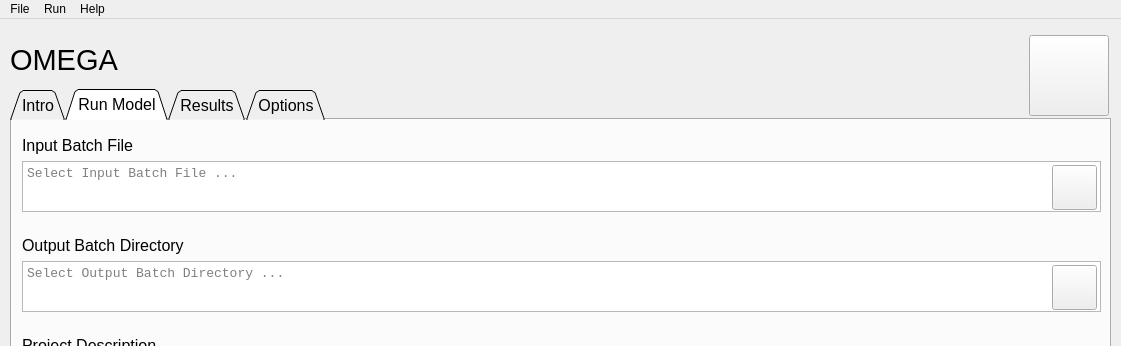
Before: the Qt Designer form omega_gui/elements/omega_gui_qt.ui in USEPA/EPA_OMEGA_Model, drawn with Qt 5; both pictures show x 0 to 1121 and y 0 to 346 of the 1121 by 787 pixel window.
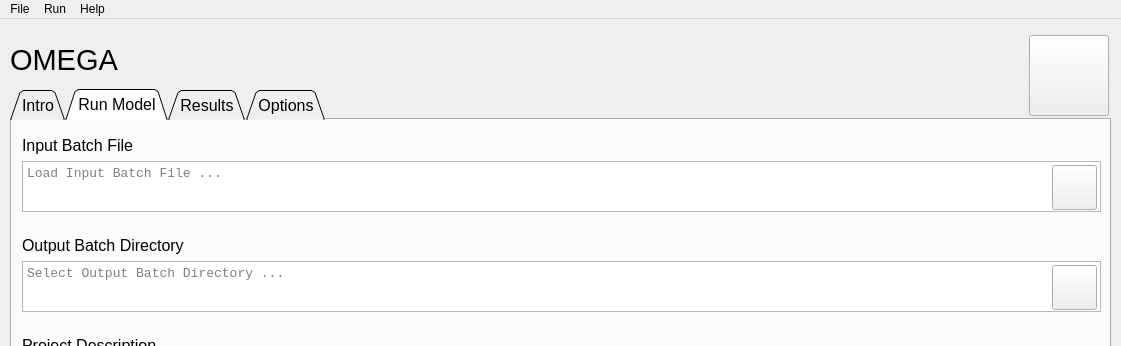
After: the same form once the commit is applied.

What changed in the file:
```diff
--- a/omega_gui/elements/omega_gui_qt.ui
+++ b/omega_gui/elements/omega_gui_qt.ui
@@ -176,7 +176,7 @@
        <string>Select Input Batch File</string>
       </property>
       <property name="placeholderText">
-       <string>Select Input Batch File ...</string>
+       <string>Load Input Batch File ...</string>
       </property>
      </widget>
      <widget class="QLabel" name="output_batch_directory_1_label">
```
Left out of the diff: 2 changed lines with no effect on the pictures.
